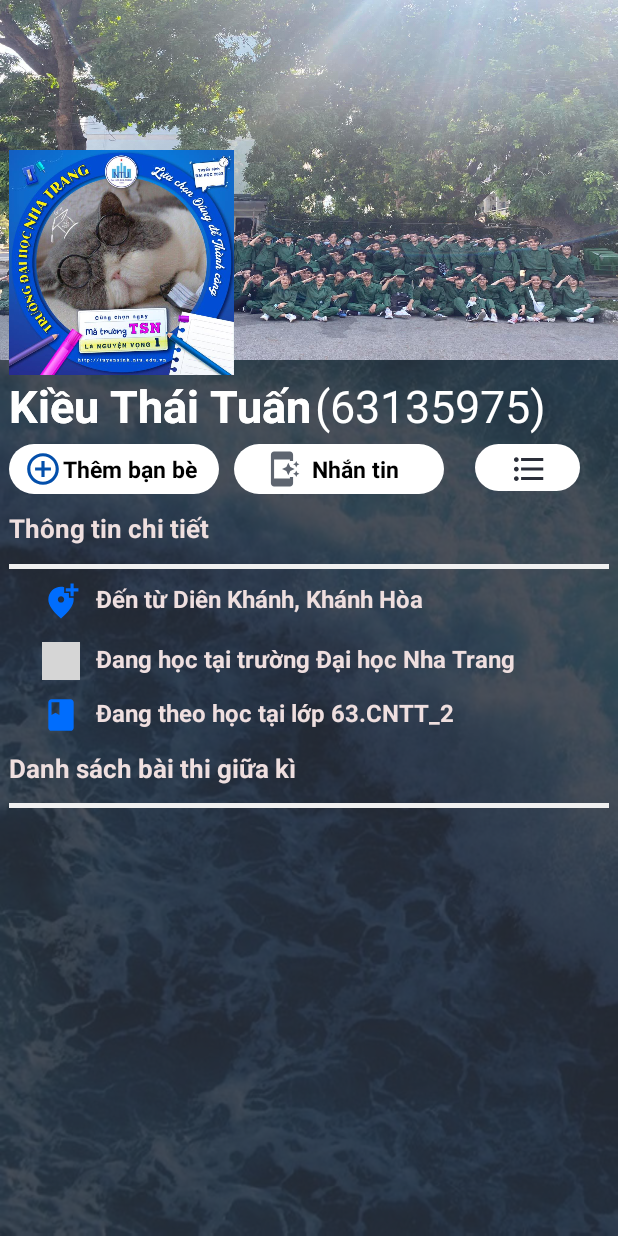
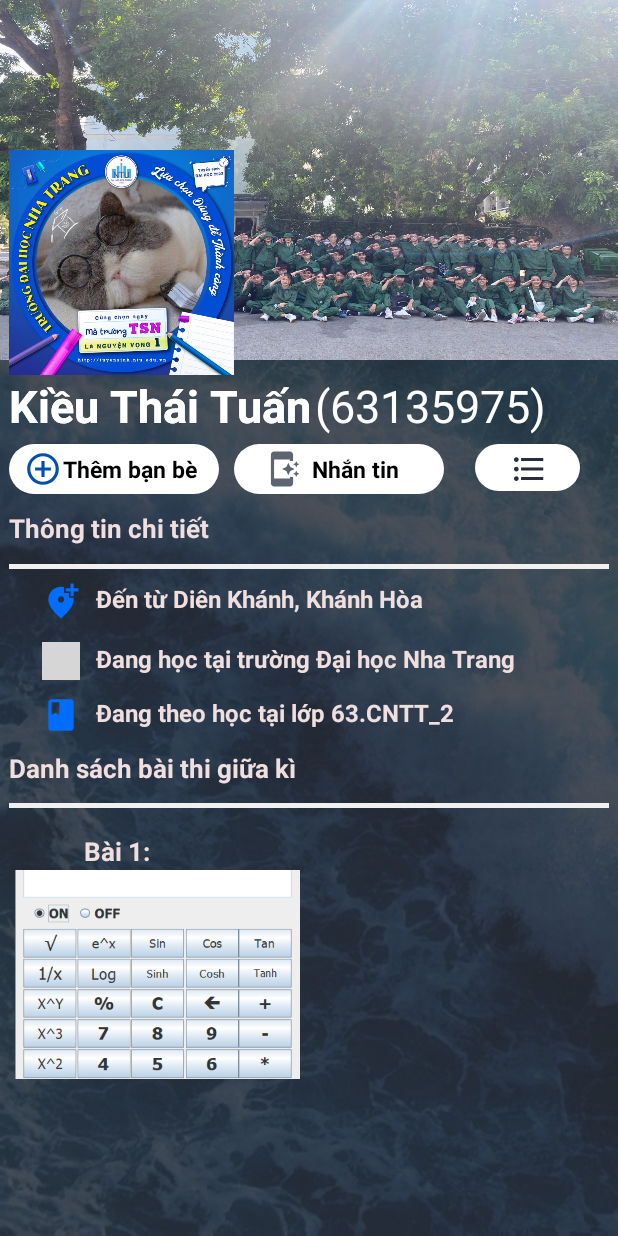
Before and after one commit to HenryMontage/63135975-AndroidProgramming, an Android app: the layout activity_main.xml on its own in the app's theme, with its tools: preview values and no code run, on a phone screen of 412 x 824 dp. Run offline under Robolectric (Android 15) with nearby library versions, the phone set to English and light mode, and no system bars; grey boxes are pictures that could not be loaded.

Commit message:
Update image Bai1 push lan 6

```diff
--- a/ntu_63135975/Cau3_AppGioiThieuBanThan/app/src/main/res/layout/activity_main.xml
+++ b/ntu_63135975/Cau3_AppGioiThieuBanThan/app/src/main/res/layout/activity_main.xml
@@ -251,6 +251,28 @@
             app:layout_constraintStart_toStartOf="parent"
             app:layout_constraintTop_toTopOf="parent" />
 
+        <TextView
+            android:layout_width="wrap_content"
+            android:layout_height="wrap_content"
+            android:layout_marginStart="56dp"
+            android:layout_marginTop="555dp"
+            android:text="Bài 1:"
+            android:textColor="#EFDFDF"
+            android:textSize="17dp"
+            android:textStyle="bold"
+            app:layout_constraintStart_toStartOf="parent"
+            app:layout_constraintTop_toTopOf="parent" />
+
+        <ImageView
+            android:layout_width="190dp"
+            android:layout_height="139dp"
+            android:layout_marginStart="10dp"
+            android:layout_marginTop="580dp"
+            android:scaleType="centerCrop"
+            android:src="@drawable/bai1"
+            app:layout_constraintStart_toStartOf="parent"
+            app:layout_constraintTop_toTopOf="parent" />
+
 
     </androidx.constraintlayout.widget.ConstraintLayout>
 </ScrollView>
```
